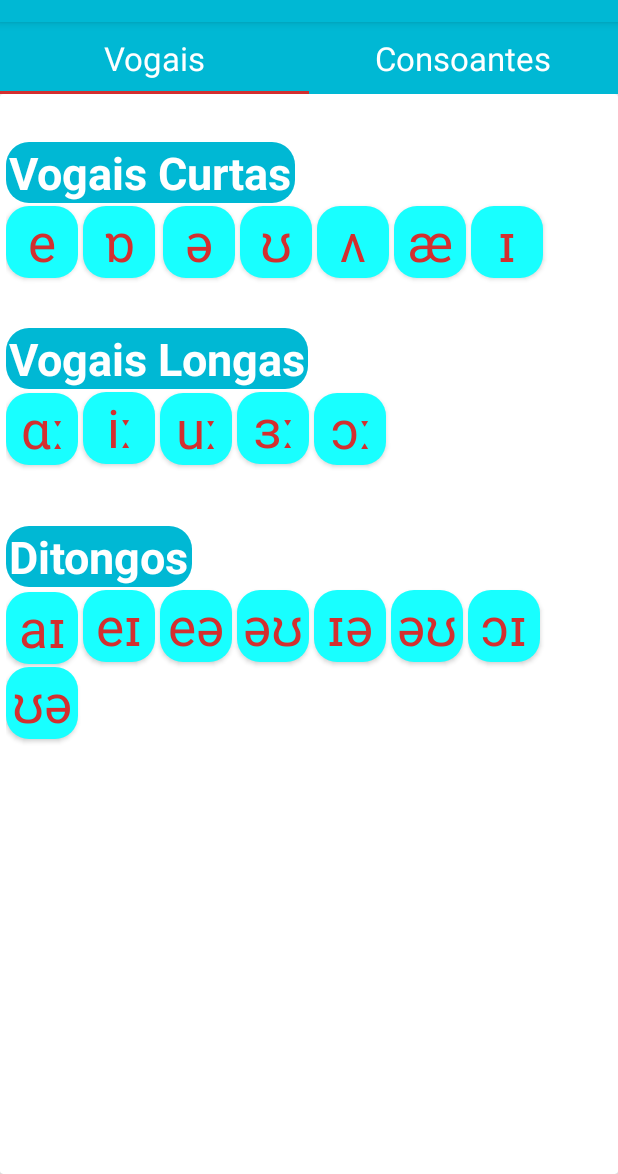
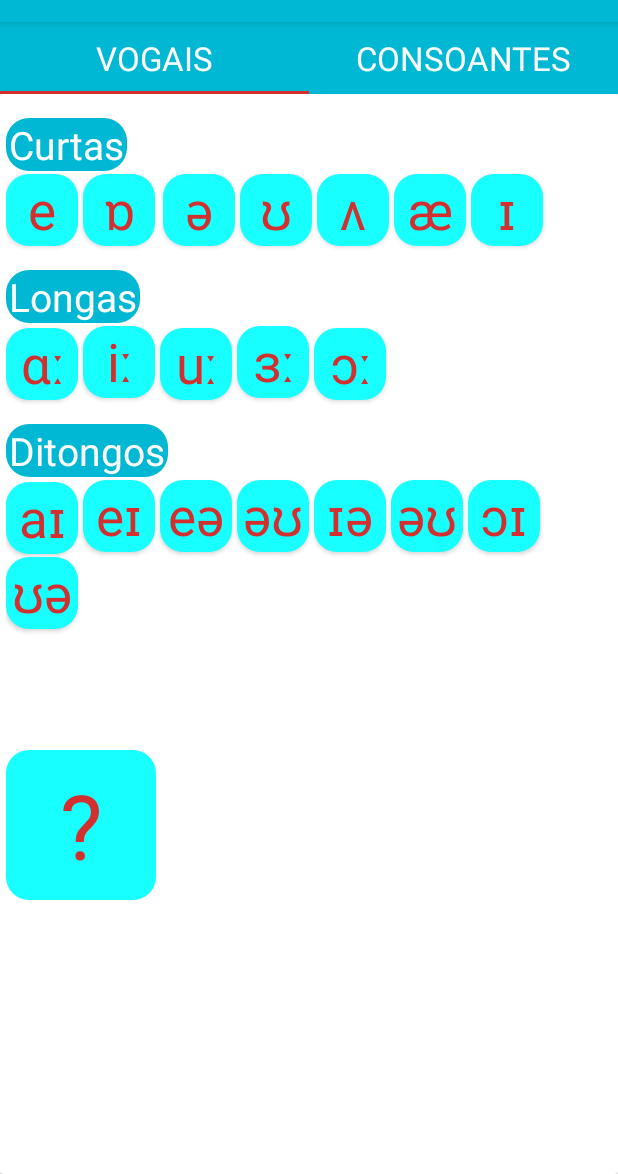
Before and after one commit to ViniSTrindade/TCCapp, an Android app: the screen it shows after launch (MainActivity), on a phone screen of 412 x 824 dp, the part 62-1236 px from its top. Run offline under Robolectric (Android 15) with nearby library versions, the phone set to English and light mode, and no system bars.

Commit message:
Implementando painel de exibição dos fonemas

```diff
--- a/AFIEnglishOnly/app/src/main/java/com/vinicius/myapplication/afienglishonly/MainActivity.kt
+++ b/AFIEnglishOnly/app/src/main/java/com/vinicius/myapplication/afienglishonly/MainActivity.kt
@@ -21,13 +21,13 @@ class MainActivity : AppCompatActivity() {
 
         viewPager2.adapter=adapter
 
-        TabLayoutMediator(tabLayout,viewPager2){tab,position->
+        TabLayoutMediator(tabLayout, viewPager2){tab,position->
             when(position){
                 0->{
-                    tab.text="Vogais"
+                    tab.text="VOGAIS"
                 }
                 1->{
-                    tab.text="Consoantes"
+                    tab.text="CONSOANTES"
                 }
             }
         }.attach()
--- a/AFIEnglishOnly/app/src/main/java/com/vinicius/myapplication/afienglishonly/fragments/FirstFragment.kt
+++ b/AFIEnglishOnly/app/src/main/java/com/vinicius/myapplication/afienglishonly/fragments/FirstFragment.kt
@@ -1,14 +1,24 @@
 package com.vinicius.myapplication.afienglishonly.fragments
 
+import android.content.Intent
+import android.graphics.Color
 import android.os.Bundle
 import androidx.fragment.app.Fragment
 import android.view.LayoutInflater
 import android.view.View
 import android.view.ViewGroup
+import android.widget.Button
+import android.widget.TextView
 import com.vinicius.myapplication.R
+import com.vinicius.myapplication.afienglishonly.MainActivity
+import java.nio.file.Files.find
 
 
 class FirstFragment : Fragment() {
+
+    lateinit var botao01 : Button
+    lateinit var textView: TextView
+    lateinit var pegaTexto: String
 
     override fun onCreate(savedInstanceState: Bundle?) {
         super.onCreate(savedInstanceState)
@@ -19,8 +29,20 @@ class FirstFragment : Fragment() {
         inflater: LayoutInflater, container: ViewGroup?,
         savedInstanceState: Bundle?
     ): View? {
+
         // Inflate the layout for this fragment
-        return inflater.inflate(R.layout.fragment_first, container, false)
+        var fragmentLayout = inflater.inflate(R.layout.fragment_first, container, false)
+
+        botao01 = fragmentLayout.findViewById(R.id.btnVc06Id)
+        textView = fragmentLayout.findViewById(R.id.mostraBotaoId)
+        botao01.setOnClickListener {
+            pegaTexto = botao01.getText().toString()
+            textView.setText(pegaTexto)
+        }
+
+
+        return fragmentLayout
     }
 
+
 }
--- a/AFIEnglishOnly/app/src/main/res/layout/fragment_first.xml
+++ b/AFIEnglishOnly/app/src/main/res/layout/fragment_first.xml
@@ -21,7 +21,7 @@
             android:paddingRight="4dp">
 
             <Button
-                android:id="@+id/button12"
+                android:id="@+id/btnVc01Id"
                 style="@android:style/Widget.Holo.Button.Small"
                 android:layout_width="wrap_content"
                 android:layout_height="wrap_content"
@@ -55,7 +55,7 @@
                 app:layout_constraintBottom_toBottomOf="parent"
                 app:layout_constraintEnd_toEndOf="parent"
                 app:layout_constraintHorizontal_bias="0.0"
-                app:layout_constraintStart_toEndOf="@+id/button12"
+                app:layout_constraintStart_toEndOf="@+id/btnVc01Id"
                 app:layout_constraintTop_toBottomOf="@+id/textView3"
                 app:layout_constraintVertical_bias="0.0" />
 
@@ -120,7 +120,7 @@
                 app:layout_constraintVertical_bias="0.0" />
 
             <Button
-                android:id="@+id/button17"
+                android:id="@+id/btnVc06Id"
                 style="@android:style/Widget.Holo.Button.Small"
                 android:layout_width="wrap_content"
                 android:layout_height="wrap_content"
@@ -155,46 +155,48 @@
                 app:layout_constraintBottom_toBottomOf="parent"
                 app:layout_constraintEnd_toEndOf="parent"
                 app:layout_constraintHorizontal_bias="0.0"
-                app:layout_constraintStart_toEndOf="@+id/button17"
+                app:layout_constraintStart_toEndOf="@+id/btnVc06Id"
                 app:layout_constraintTop_toBottomOf="@+id/textView3"
                 app:layout_constraintVertical_bias="0.0" />
 
             <TextView
                 android:id="@+id/textView3"
+                style="@style/Widget.AppCompat.TextView"
                 android:layout_width="wrap_content"
                 android:layout_height="wrap_content"
+                android:layout_marginTop="16dp"
                 android:background="@drawable/rounded_card_corner"
                 android:paddingLeft="2dp"
                 android:paddingRight="2dp"
-                android:text="Vogais Curtas"
+                android:text="Curtas"
                 android:textColor="@color/white"
-                android:textSize="30dp"
-                android:textStyle="bold"
+                android:textSize="26dp"
                 app:layout_constraintBottom_toBottomOf="parent"
                 app:layout_constraintEnd_toEndOf="parent"
                 app:layout_constraintHorizontal_bias="0.0"
                 app:layout_constraintStart_toStartOf="parent"
                 app:layout_constraintTop_toTopOf="parent"
-                app:layout_constraintVertical_bias="0.047" />
+                app:layout_constraintVertical_bias="0.0" />
 
             <TextView
                 android:id="@+id/textView"
+                style="@style/Widget.AppCompat.TextView"
                 android:layout_width="wrap_content"
                 android:layout_height="wrap_content"
+                android:layout_marginTop="16dp"
                 android:background="@drawable/rounded_card_corner"
                 android:paddingLeft="2dp"
                 android:paddingRight="2dp"
                 android:shadowColor="#FFFFFF"
-                android:text="Vogais Longas"
+                android:text="Longas"
                 android:textColor="@color/white"
-                android:textSize="30dp"
-                android:textStyle="bold"
+                android:textSize="26dp"
                 app:layout_constraintBottom_toBottomOf="parent"
                 app:layout_constraintEnd_toEndOf="parent"
                 app:layout_constraintHorizontal_bias="0.0"
                 app:layout_constraintStart_toStartOf="parent"
-                app:layout_constraintTop_toBottomOf="@+id/button12"
-                app:layout_constraintVertical_bias="0.06" />
+                app:layout_constraintTop_toBottomOf="@+id/btnVc01Id"
+                app:layout_constraintVertical_bias="0.0" />
 
             <Button
                 android:id="@+id/button2"
@@ -298,19 +300,19 @@
                 android:id="@+id/textView2"
                 android:layout_width="wrap_content"
                 android:layout_height="wrap_content"
+                android:layout_marginTop="16dp"
                 android:background="@drawable/rounded_card_corner"
                 android:paddingLeft="2dp"
                 android:paddingRight="2dp"
                 android:text="Ditongos"
                 android:textColor="@color/white"
-                android:textSize="30dp"
-                android:textStyle="bold"
+                android:textSize="26dp"
                 app:layout_constraintBottom_toBottomOf="parent"
                 app:layout_constraintEnd_toEndOf="parent"
                 app:layout_constraintHorizontal_bias="0.0"
                 app:layout_constraintStart_toStartOf="parent"
                 app:layout_constraintTop_toBottomOf="@+id/button"
-                app:layout_constraintVertical_bias="0.094" />
+                app:layout_constraintVertical_bias="0.0" />
 
             <Button
                 android:id="@+id/button8"
@@ -476,6 +478,24 @@
                 app:layout_constraintTop_toBottomOf="@+id/button6"
                 app:layout_constraintVertical_bias="0.0" />
 
+            <TextView
+                android:id="@+id/mostraBotaoId"
+                android:layout_width="100dp"
+                android:layout_height="100dp"
+                android:background="@drawable/rounded_corner"
+                android:gravity="center"
+                android:text="?"
+                android:textColor="@color/red_700"
+                android:textSize="60dp"
+                android:visibility="visible"
+                app:layout_constraintBottom_toBottomOf="parent"
+                app:layout_constraintEnd_toEndOf="parent"
+                app:layout_constraintHorizontal_bias="0.0"
+                app:layout_constraintStart_toStartOf="parent"
+                app:layout_constraintTop_toBottomOf="@+id/button60"
+                app:layout_constraintVertical_bias="0.306" />
+
+
         </androidx.constraintlayout.widget.ConstraintLayout>
 
     </androidx.cardview.widget.CardView>
--- a/AFIEnglishOnly/app/src/main/res/values/strings.xml
+++ b/AFIEnglishOnly/app/src/main/res/values/strings.xml
@@ -1,3 +1,4 @@
 <resources>
     <string name="app_name">AFI English Only</string>
+    <string name="underline"><u>Curtas</u></string>
 </resources>
```
Also changed, not shown: AFIEnglishOnly/app/src/main/res/layout/fragment_sec.xml (+13 -13 lines).
